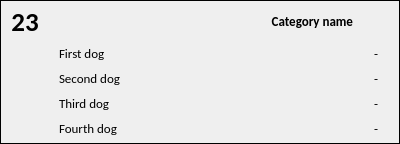
This is ui_files/prel_run_widget.ui in uncle-arthy/rcng as Qt 5 draws it before an edit. The edited form follows.
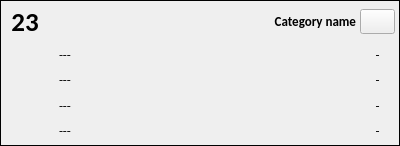
This is the edited form. Icons and pictures are not drawn.

```diff
--- a/ui_files/prel_run_widget.ui
+++ b/ui_files/prel_run_widget.ui
@@ -7,7 +7,7 @@
     <x>0</x>
     <y>0</y>
     <width>400</width>
-    <height>144</height>
+    <height>146</height>
    </rect>
   </property>
   <property name="font">
@@ -111,7 +111,7 @@
         <item row="4" column="1">
          <widget class="QLabel" name="lbl_fourth_name">
           <property name="text">
-           <string>Fourth dog</string>
+           <string>---</string>
           </property>
           <property name="indent">
            <number>10</number>
@@ -131,7 +131,7 @@
         <item row="3" column="1">
          <widget class="QLabel" name="lbl_third_name">
           <property name="text">
-           <string>Third dog</string>
+           <string>---</string>
           </property>
           <property name="indent">
            <number>10</number>
@@ -151,7 +151,7 @@
         <item row="1" column="1">
          <widget class="QLabel" name="lbl_first_name">
           <property name="text">
-           <string>First dog</string>
+           <string>---</string>
           </property>
           <property name="margin">
            <number>0</number>
@@ -196,7 +196,7 @@
         <item row="2" column="1">
          <widget class="QLabel" name="lbl_second_name">
           <property name="text">
-           <string>Second dog</string>
+           <string>---</string>
           </property>
           <property name="indent">
            <number>10</number>
@@ -298,6 +298,26 @@
           </property>
          </widget>
         </item>
+        <item row="0" column="2">
+         <widget class="QPushButton" name="btn_work_on_run">
+          <property name="sizePolicy">
+           <sizepolicy hsizetype="Fixed" vsizetype="Fixed">
+            <horstretch>0</horstretch>
+            <verstretch>0</verstretch>
+           </sizepolicy>
+          </property>
+          <property name="baseSize">
+           <size>
+            <width>18</width>
+            <height>18</height>
+           </size>
+          </property>
+          <property name="icon">
+           <iconset>
+            <normaloff>../pix/ic_mode_edit_grey600_18dp.png</normaloff>../pix/ic_mode_edit_grey600_18dp.png</iconset>
+          </property>
+         </widget>
+        </item>
        </layout>
       </item>
      </layout>
```
